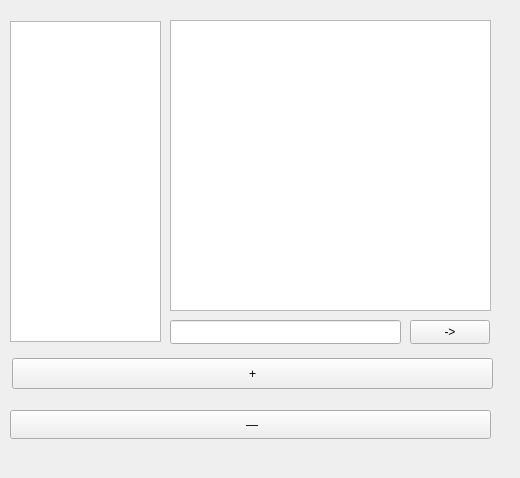
The window that client/groupchatwindow.ui (Olovat/ChatApp) describes before a commit, drawn with Qt 5.
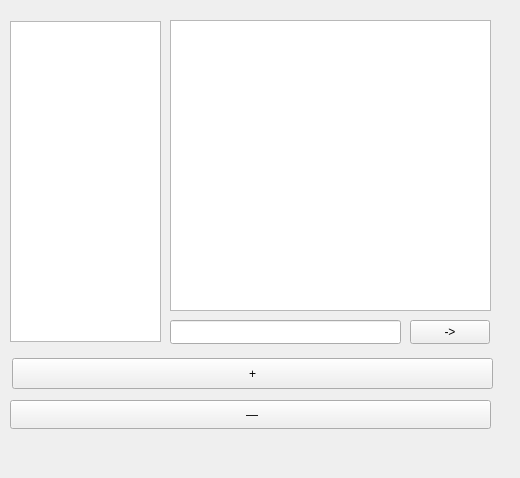
The same window after the commit.

What changed in the file:
```diff
--- a/client/groupchatwindow.ui
+++ b/client/groupchatwindow.ui
@@ -73,7 +73,7 @@
    <property name="geometry">
     <rect>
      <x>10</x>
-     <y>410</y>
+     <y>400</y>
      <width>481</width>
      <height>29</height>
     </rect>
```
